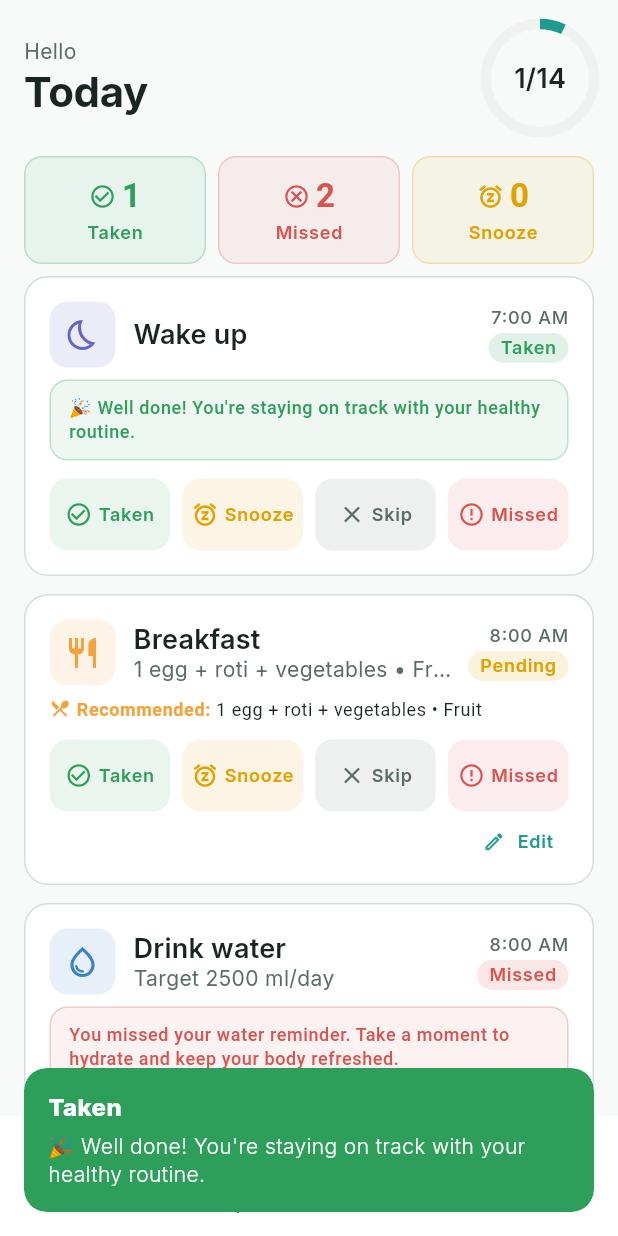
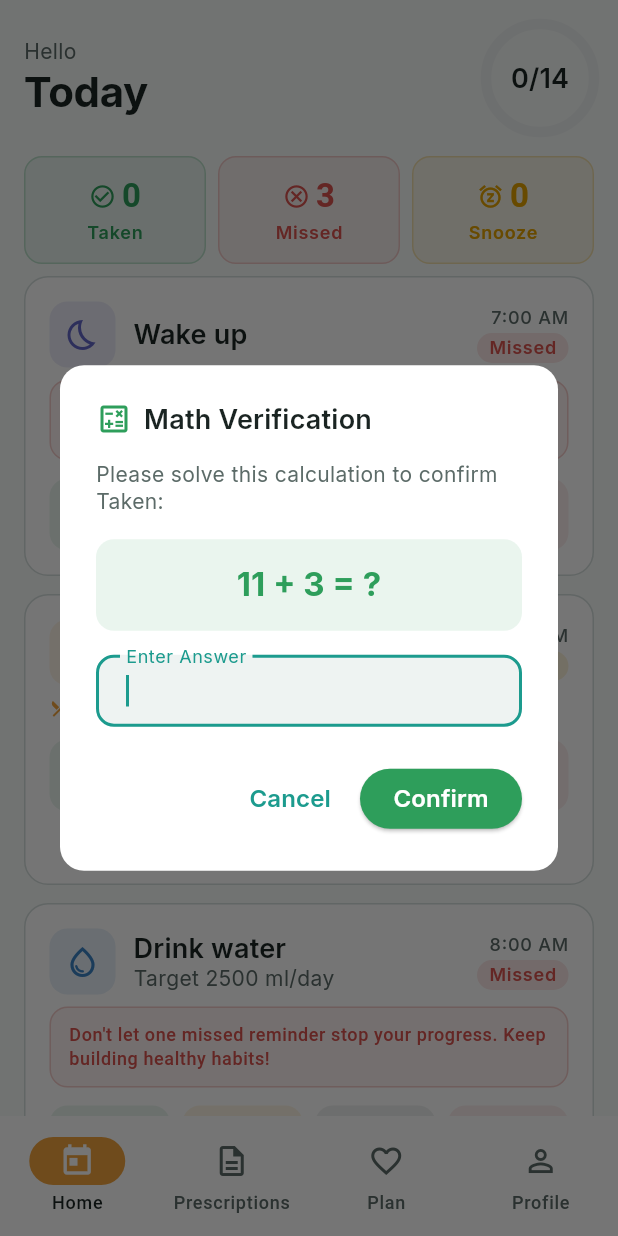
Before and after one commit to hridoy-008/MediSync-App, a Flutter app: the HomeShell screen opened by its route, after a tap on "Taken", on a phone screen of 412 x 824 dp. Run offline on Flutter 3.47's test engine with Material 3 defaults, Android fonts, the phone set to English and light mode, and no system bars; our stand-ins replace cloud_firestore, cloud_functions, equatable, firebase_auth, firebase_core, flutter_local_notifications and 11 more; missing offline and left inert: android_alarm_manager_plus, google_mlkit_text_recognition; accounts and stored records are empty; generated files the repository leaves out were written again; network calls fail; statements that could not run were skipped.

Commit message:
Add math calculation verification for Taken, Snooze, Skip, and Missed with exact required messages

```diff
--- a/lib/core/utils/motivational_messages.dart
+++ b/lib/core/utils/motivational_messages.dart
@@ -12,61 +12,28 @@ String getMotivationalMessage({
     if (isBangla) {
       return '🎉 দারুণ কাজ! আপনি আপনার স্বাস্থ্যকর অভ্যাসে সঠিক পথে আছেন।';
     }
-    return "🎉 Well done! You're staying on track with your healthy routine.";
+    return "🎉 Well done! You’re staying on track with your healthy routine.";
   }
 
   if (status == ReminderStatus.snoozed) {
     if (isBangla) {
       return '⏰ রিমাইন্ডার স্নুজ করা হয়েছে। আমরা শীঘ্রই আপনাকে আবার মনে করিয়ে দেব।';
     }
-    return "⏰ Reminder snoozed. We'll remind you again soon.";
+    return "⏰ Reminder snoozed. We’ll remind you again soon.";
+  }
+
+  if (status == ReminderStatus.skipped) {
+    if (isBangla) {
+      return 'এটি ঠিক আছে! আপনি সর্বদা আবার চেষ্টা করতে পারেন। আপনার স্বাস্থ্যকর অভ্যাসগুলির সাথে ধারাবাহিক থাকুন এবং আপনার পরবর্তী রিমাইন্ডারটি গণনা করুন!';
+    }
+    return "That's okay! You can always try again. Stay consistent with your healthy habits and make your next reminder count!";
   }
 
   if (status == ReminderStatus.missed) {
-    if (titleLower.contains('breakfast') || titleLower.contains('নাস্তা')) {
-      if (isBangla) {
-        return 'আপনি আপনার সকালের নাস্তার রিমাইন্ডার মিস করেছেন। সময়মতো স্বাস্থ্যকর খাবার দিয়ে দিন শুরু করার চেষ্টা করুন।';
-      }
-      return 'You missed your breakfast reminder. Try to start your day with a healthy meal on time.';
+    if (isBangla) {
+      return 'একটি মিস হওয়া রিমাইন্ডার আপনার অগ্রগতি থামাতে দেবেন না। স্বাস্থ্যকর অভ্যাস গড়ে তুলতে থাকুন!';
     }
-    if (titleLower.contains('water') || titleLower.contains('পানি')) {
-      if (isBangla) {
-        return 'আপনি আপনার পানির রিমাইন্ডার মিস করেছেন। শরীর সতেজ রাখতে পানি পান করে নিন।';
-      }
-      return 'You missed your water reminder. Take a moment to hydrate and keep your body refreshed.';
-    }
-    if (titleLower.contains('lunch') || titleLower.contains('দুপুরের')) {
-      if (isBangla) {
-        return 'আপনি আপনার দুপুরের খাবারের রিমাইন্ডার মিস করেছেন। শক্তি বজায় রাখতে সময়মতো খাবার খাওয়ার চেষ্টা করুন।';
-      }
-      return 'You missed your lunch reminder. Try to have your meal on time to keep your energy up.';
-    }
-    if (titleLower.contains('dinner') || titleLower.contains('রাতের')) {
-      if (isBangla) {
-        return 'আপনি আপনার রাতের খাবারের রিমাইন্ডার মিস করেছেন। স্বাস্থ্যকর অভ্যাসের জন্য সময়মতো খাবার গ্রহণ করুন।';
-      }
-      return 'You missed your dinner reminder. Remember to maintain a regular meal schedule for a healthier routine.';
-    }
-    if (titleLower.contains('wind down') ||
-        titleLower.contains('wind-down') ||
-        titleLower.contains('রিল্যাক্স')) {
-      if (isBangla) {
-        return 'আপনি আপনার রিল্যাক্সের রিমাইন্ডার মিস করেছেন। ভালো ঘুমের জন্য নিজেকে প্রস্তুত করার জন্য কিছু সময় দিন।';
-      }
-      return 'You missed your wind-down reminder. Take some time to relax and prepare your mind for a good night\'s sleep.';
-    }
-    if (titleLower.contains('bedtime') ||
-        titleLower.contains('sleep') ||
-        titleLower.contains('ঘুম')) {
-      if (isBangla) {
-        return 'আপনি আপনার ঘুমের রিমাইন্ডার মিস করেছেন। আজ রাতে সময়মতো ঘুমানোর চেষ্টা করুন এবং শরীরকে প্রয়োজনীয় বিশ্রাম দিন।';
-      }
-      return 'You missed your bedtime reminder. Try to sleep on time tonight and give your body the rest it needs.';
-    }
-    if (isBangla) {
-      return 'আপনি এই রিমাইন্ডারটি মিস করেছেন। স্বাস্থ্য ঠিক রাখতে সময়মতো আপনার রুটিন মেনে চলার চেষ্টা করুন।';
-    }
-    return 'You missed this reminder. Try to stay on time to keep your health routine on track.';
+    return "Don't let one missed reminder stop your progress. Keep building healthy habits!";
   }
 
   return '';
--- a/lib/features/dashboard/presentation/dashboard_controller.dart
+++ b/lib/features/dashboard/presentation/dashboard_controller.dart
@@ -232,18 +232,35 @@ class DashboardController extends GetxController {
     );
     await loadDate();
 
-    if (action == ReminderAction.taken) {
+    final status = switch (action) {
+      ReminderAction.taken => ReminderStatus.taken,
+      ReminderAction.snoozed => ReminderStatus.snoozed,
+      ReminderAction.skipped => ReminderStatus.skipped,
+      ReminderAction.missed => ReminderStatus.missed,
+    };
+
     final isBangla = Get.isRegistered<LocaleController>() &&
         Get.find<LocaleController>().isBangla;
     final msg = getMotivationalMessage(
       activityTitle: item.reminder.title,
-        status: ReminderStatus.taken,
+      status: status,
       isBangla: isBangla,
     );
     if (msg.isNotEmpty) {
-        final successColor = Get.theme.extension<AppColors>()?.success ?? const Color(0xFF2E9E5B);
+      final successColor = switch (action) {
+        ReminderAction.taken => Get.theme.extension<AppColors>()?.success ?? const Color(0xFF2E9E5B),
+        ReminderAction.snoozed => Get.theme.extension<AppColors>()?.warning ?? const Color(0xFFE2A13B),
+        ReminderAction.skipped => Get.theme.extension<AppColors>()?.onSurfaceMuted ?? const Color(0xFF707070),
+        ReminderAction.missed => Get.theme.extension<AppColors>()?.danger ?? const Color(0xFFD32F2F),
+      };
+      final actionTitle = switch (action) {
+        ReminderAction.taken => isBangla ? 'গৃহীত' : 'Taken',
+        ReminderAction.snoozed => isBangla ? 'স্নুজ' : 'Snoozed',
+        ReminderAction.skipped => isBangla ? 'বাদ' : 'Skipped',
+        ReminderAction.missed => isBangla ? 'মিসড' : 'Missed',
+      };
       Get.snackbar(
-          isBangla ? 'গৃহীত' : 'Taken',
+        actionTitle,
         msg,
         snackPosition: SnackPosition.BOTTOM,
         backgroundColor: successColor,
@@ -251,7 +268,6 @@ class DashboardController extends GetxController {
         duration: const Duration(seconds: 4),
         margin: const EdgeInsets.all(AppSpacing.md),
       );
-      }
     }
   }
 
--- a/lib/features/dashboard/presentation/today_page.dart
+++ b/lib/features/dashboard/presentation/today_page.dart
@@ -198,9 +198,15 @@ class _TodayPageState extends State<TodayPage> {
                             missedLabel: l.missed,
                             isActionable: true,
                             isConfirmed: false,
-                            onTaken: () => controller.act(
-                                  item,
-                                  ReminderAction.taken,
+                            onTaken: () => _showMathVerificationDialog(
+                                  context: context,
+                                  activityTitle: item.reminder.title,
+                                  targetStatus: ReminderStatus.taken,
+                                  actionName: l.taken,
+                                  color: colors.success,
+                                  isBangla: bangla,
+                                  onVerified: () => controller.act(
+                                      item, ReminderAction.taken),
                                 ),
                             onSnooze: () => _showMathVerificationDialog(
                                   context: context,
@@ -212,8 +218,16 @@ class _TodayPageState extends State<TodayPage> {
                                   onVerified: () => controller.act(
                                       item, ReminderAction.snoozed),
                                 ),
-                            onSkip: () =>
-                                controller.act(item, ReminderAction.skipped),
+                            onSkip: () => _showMathVerificationDialog(
+                                  context: context,
+                                  activityTitle: item.reminder.title,
+                                  targetStatus: ReminderStatus.skipped,
+                                  actionName: l.skip,
+                                  color: colors.onSurfaceMuted,
+                                  isBangla: bangla,
+                                  onVerified: () => controller.act(
+                                      item, ReminderAction.skipped),
+                                ),
                             onMissed: () => _showMathVerificationDialog(
                                   context: context,
                                   activityTitle: item.reminder.title,
```
Lines whose indentation alone changed are shown as unchanged.
